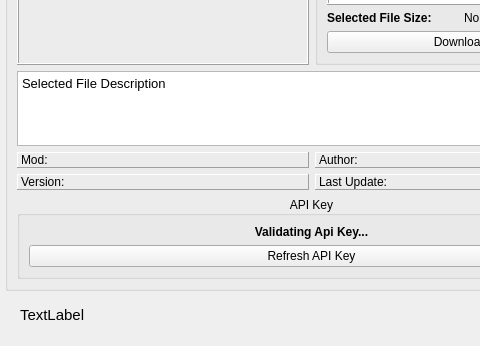
Before: the Qt Designer form modules/ModDownloader.ui in rainmakerv3/BB_Launcher, drawn with Qt 5; both pictures show x 0 to 480 and y 326 to 672 of the 1240 by 672 pixel window.
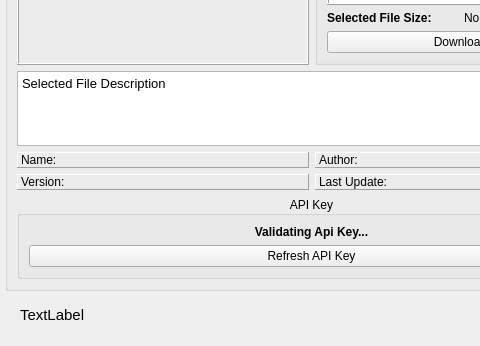
After: the same form once the commit is applied.

Diff of the .ui file:
```diff
--- a/modules/ModDownloader.ui
+++ b/modules/ModDownloader.ui
@@ -240,7 +240,7 @@
               <enum>QFrame::Shadow::Raised</enum>
              </property>
              <property name="text">
-              <string>Mod:</string>
+              <string>Name:</string>
              </property>
             </widget>
            </item>
```
